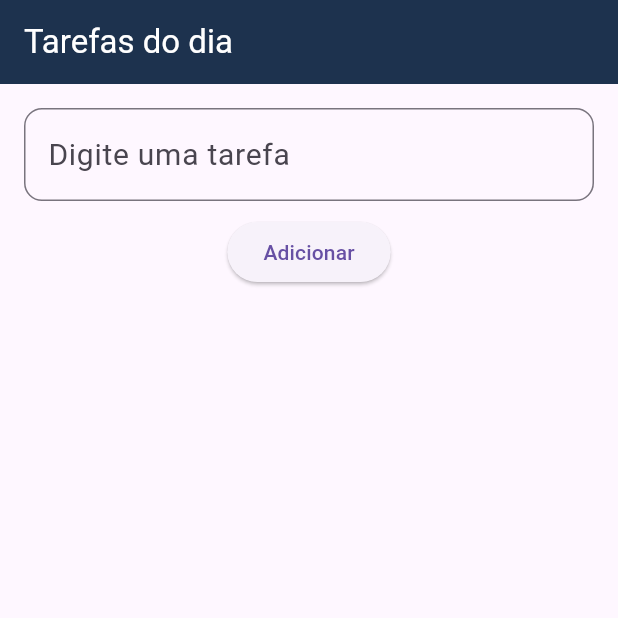
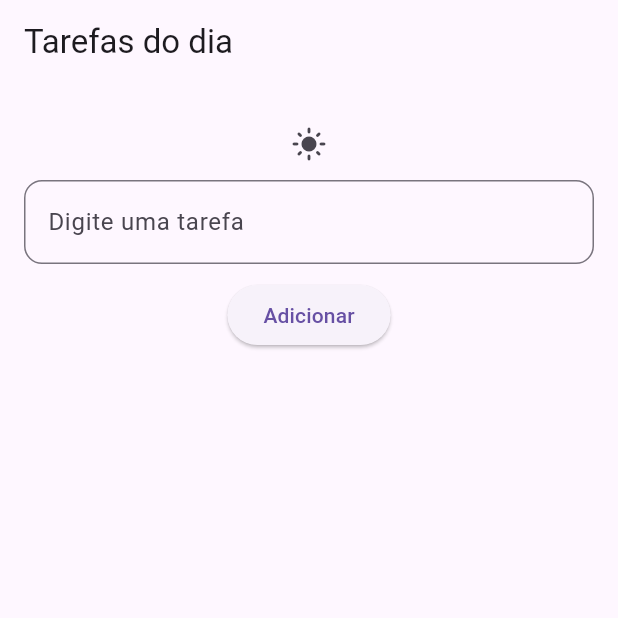
Before and after one commit to RenataVerasVenturim/crudFlutter, a Flutter app: the screen it shows after launch, on a phone screen of 412 x 824 dp, the top half of it. Run offline on Flutter 3.47's test engine with Material 3 defaults, Android fonts, the phone set to English and light mode, and no system bars; our stand-ins replace sqflite; accounts and stored records are empty.

Commit message:
Update main.dart

```diff
--- a/lib/main.dart
+++ b/lib/main.dart
@@ -25,27 +25,55 @@ import 'package:flutter/material.dart'; // Biblioteca que cria a interface gráf
 import 'package:sqflite/sqflite.dart'; // Biblioteca para trabalhar com o banco de dados SQLite.
 import 'package:path/path.dart'; // Biblioteca para manipular caminhos de arquivos (usada para localizar o banco de dados).
 
-void main() {
-  runApp(const MyApp()); // Inicia o aplicativo.
+void main() async {
+  WidgetsFlutterBinding.ensureInitialized();
+  //await resetDB(); // só para recriar do zero
+  runApp(const MyApp());
 }
+
+final themeNotifier = ValueNotifier(ThemeMode.system);
 
 class MyApp extends StatelessWidget {
   const MyApp({super.key});
 
   @override
   Widget build(BuildContext context) {
+    return ValueListenableBuilder<ThemeMode>(
+      valueListenable: themeNotifier,
+      builder: (_, mode, __) {
         return MaterialApp(
-      theme: ThemeData(
-  primarySwatch: Colors.lightBlue,
-  appBarTheme: AppBarTheme(
-    backgroundColor: Color(0xFF1D324E), //fundo
-    foregroundColor: Colors.white, // título e ícones
-    ),
-    textTheme: const TextTheme(
-      bodyLarge: TextStyle(color: Colors.black, fontSize: 20),
-    ),
-  ),
-      home: const HomeScreen(), // Define a tela inicial como 'HomeScreen'.
+          debugShowCheckedModeBanner: false,
+          title: 'Tarefas do Dia',
+          theme: ThemeData.light(),
+          darkTheme: ThemeData.dark(),
+          themeMode: mode, // 👈 controla se é claro ou escuro
+          home: const HomeScreen(),
+        );
+      },
+    );
+  }
+}
+
+
+
+// CLASSE 'TEMA'
+class ThemeConfig {
+  final int id;
+  final bool isDarkMode;
+
+  ThemeConfig({required this.id, required this.isDarkMode});
+
+  Map<String, dynamic> toMap() {
+    return {
+      'id': id,
+      'isDarkMode': isDarkMode ? 1 : 0,
+    };
+  }
+
+  factory ThemeConfig.fromMap(Map<String, dynamic> map) {
+    return ThemeConfig(
+      id: map['id'],
+      isDarkMode: map['isDarkMode'] == 1,
     );
   }
 }
@@ -83,17 +111,21 @@ class DatabaseService {
 Future<Database> initializeDB() async {
   String path = await getDatabasesPath();
   String dbPath = join(path, 'example.db');
-
     return openDatabase(
       dbPath,
       onCreate: (database, version) async {
         await database.execute(
           'CREATE TABLE items( id INTEGER PRIMARY KEY AUTOINCREMENT, name TEXT, completed INTEGER NOT NULL DEFAULT 0)',
         );
+        await database.execute(
+          'CREATE TABLE theme_config( id INTEGER PRIMARY KEY, isDarkMode INTEGER NOT NULL DEFAULT 0)',
+        );
       },
       version: 1,
     );
   }
+
+
 
 
 
@@ -144,12 +176,37 @@ Future<Database> initializeDB() async {
     final db = await initializeDB();
     await db.close(); // Fecha o banco de dados.
   }
+
+  Future<void> saveTheme(ThemeConfig theme) async {
+  final db = await initializeDB();
+  await db.insert(
+    'theme_config',
+    theme.toMap(),
+    conflictAlgorithm: ConflictAlgorithm.replace, // substitui se já existir
+  );
 }
 
+Future<ThemeConfig?> loadTheme() async {
+  final db = await initializeDB();
+  final List<Map<String, dynamic>> maps = await db.query('theme_config', limit: 1);
+  if (maps.isNotEmpty) {
+    return ThemeConfig.fromMap(maps.first);
+  }
+  return null; // padrão
+}
+
+}
+/*
+Future<void> resetDB() async {
+  String path = await getDatabasesPath();
+  String dbPath = join(path, 'example.db');
+  await deleteDatabase(dbPath); // ⚡ Deleta o banco atual
+}*/
 
 // TELA PRINCIPAL DO APP, ONDE O USUÁRIO VERÁ E MANIPULARÁ OS ITENS.
 class HomeScreen extends StatefulWidget {
   const HomeScreen({super.key});
+
 
   @override
   // ignore: library_private_types_in_public_api
@@ -162,12 +219,14 @@ class _HomeScreenState extends State<HomeScreen> {
   final TextEditingController _nameController = TextEditingController(); // Controlador do campo de texto.
   int? _editingItemId; // ARMAZENA O ID DO ITEM QUE ESTÁ SENDO EDITADO.
   String _buttonText = 'Adicionar'; // Define o texto do botão.
+  bool isDarkMode = false;
 
 
   @override
   void initState() {
     super.initState();
     _loadItems(); // CARREGANDO OS ITENS DO BANCO DE DADOS QUANDO A TELA É INICIALIZADA.
+    _loadTheme();
   }
 
   // FUNÇÃO QUE CARREGA OS ITENS DO BANCO DE DADOS.
@@ -196,6 +255,25 @@ class _HomeScreenState extends State<HomeScreen> {
       _buttonText = 'Atualizar Item'; // MUDA O TEXTO DO BOTÃO PARA "ATUALIZAR ITEM".
     });
   }
+Future<void> _loadTheme() async {
+  final theme = await dbService.loadTheme();
+  if (theme != null) {
+    setState(() {
+      isDarkMode = theme.isDarkMode;
+    });
+    themeNotifier.value = isDarkMode ? ThemeMode.dark : ThemeMode.light; // 👈 sincroniza
+  }
+}
+
+
+  void _toggleTheme() {
+    setState(() {
+      isDarkMode = !isDarkMode;
+    });
+    themeNotifier.value = isDarkMode ? ThemeMode.dark : ThemeMode.light; // 👈 sincroniza
+    dbService.saveTheme(ThemeConfig(id: 1, isDarkMode: isDarkMode));
+  }
+
 
   @override
   Widget build(BuildContext context) {
@@ -207,6 +285,15 @@ class _HomeScreenState extends State<HomeScreen> {
         padding: const EdgeInsets.all(16.0), // Define espaçamento ao redor do conteúdo.
         child: Column(
           children: <Widget>[
+            IconButton(
+              icon: Icon(isDarkMode ? Icons.dark_mode : Icons.light_mode),
+              onPressed: () {
+                setState(() {
+                  isDarkMode = !isDarkMode;
+                });
+                themeNotifier.value = isDarkMode ? ThemeMode.dark : ThemeMode.light;
+              },
+            ),
             // CAMPO DE TEXTO ONDE O USUÁRIO DIGITA O NOME DO ITEM.
             TextField(
               controller: _nameController, // Controlador do campo de texto.
```
Lines whose indentation alone changed are shown as unchanged.
